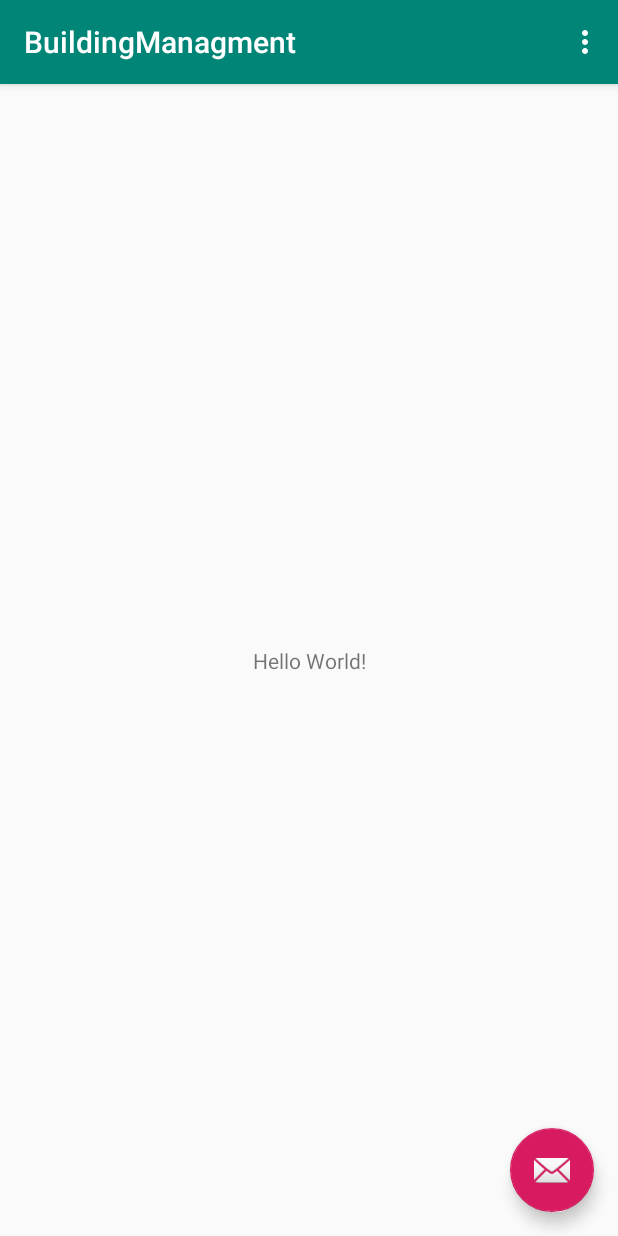
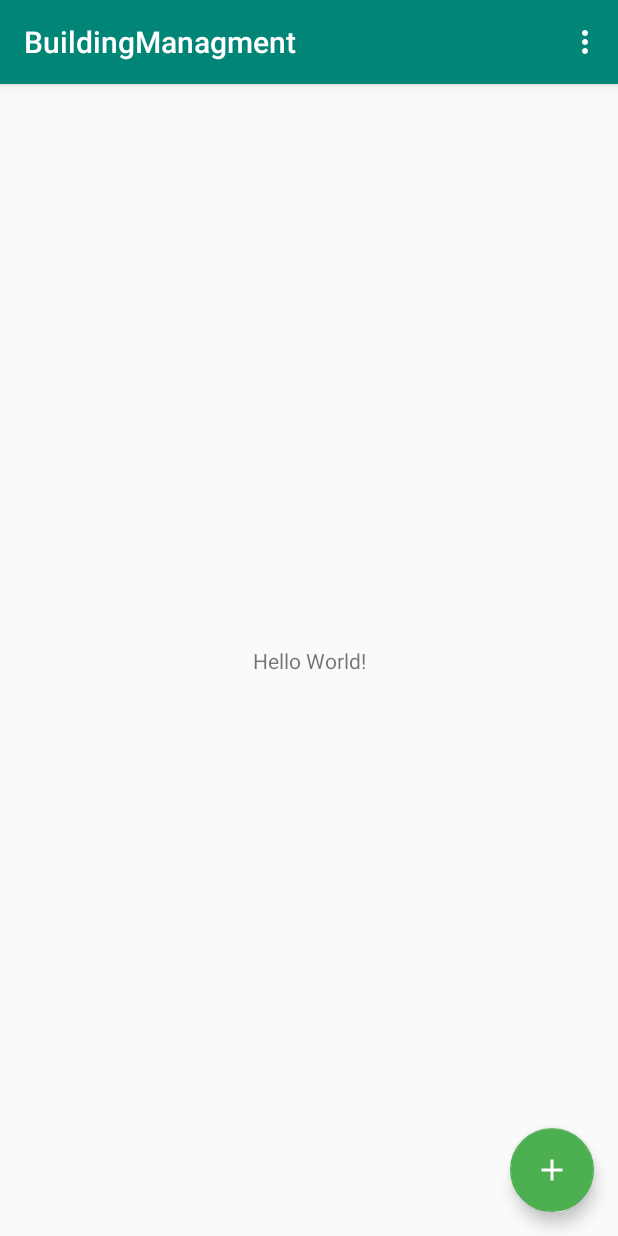
Before and after one commit to fernandoarango0131/NewTechClass_Act2, an Android app: the screen it shows after launch (MainActivity), on a phone screen of 412 x 824 dp. Run offline under Robolectric (Android 15) with nearby library versions, the phone set to English and light mode, and no system bars.

```diff
--- /dev/null
+++ b/app/src/main/java/com/edu/uac/co/buildingmanagment/Account.java
@@ -0,0 +1,5 @@
+package com.edu.uac.co.buildingmanagment;
+
+public class Account {
+
+}
--- a/app/src/main/java/com/edu/uac/co/buildingmanagment/MainActivity.java
+++ b/app/src/main/java/com/edu/uac/co/buildingmanagment/MainActivity.java
@@ -21,7 +21,7 @@ public class MainActivity extends AppCompatActivity {
         Toolbar toolbar = findViewById(R.id.toolbar);
         setSupportActionBar(toolbar);
 
-        FloatingActionButton fab = findViewById(R.id.fab);
+        FloatingActionButton fab = findViewById(R.id.addAccount);
         fab.setOnClickListener(new View.OnClickListener() {
             @Override
             public void onClick(View view) {
--- /dev/null
+++ b/app/src/main/res/drawable/ic_add_black_24dp.xml
@@ -0,0 +1,5 @@
+<vector android:height="37dp" android:tint="#FFFFFF"
+    android:viewportHeight="24.0" android:viewportWidth="24.0"
+    android:width="37dp" xmlns:android="http://schemas.android.com/apk/res/android">
+    <path android:fillColor="#FF000000" android:pathData="M19,13h-6v6h-2v-6H5v-2h6V5h2v6h6v2z"/>
+</vector>
--- a/app/src/main/res/layout/activity_main.xml
+++ b/app/src/main/res/layout/activity_main.xml
@@ -23,11 +23,12 @@
     <include layout="@layout/content_main" />
 
     <com.google.android.material.floatingactionbutton.FloatingActionButton
-        android:id="@+id/fab"
+        android:id="@+id/addAccount"
         android:layout_width="wrap_content"
         android:layout_height="wrap_content"
         android:layout_gravity="bottom|end"
         android:layout_margin="@dimen/fab_margin"
-        app:srcCompat="@android:drawable/ic_dialog_email" />
+        app:backgroundTint="#4CAF50"
+        app:srcCompat="@drawable/ic_add_black_24dp" />
 
 </androidx.coordinatorlayout.widget.CoordinatorLayout>
```
